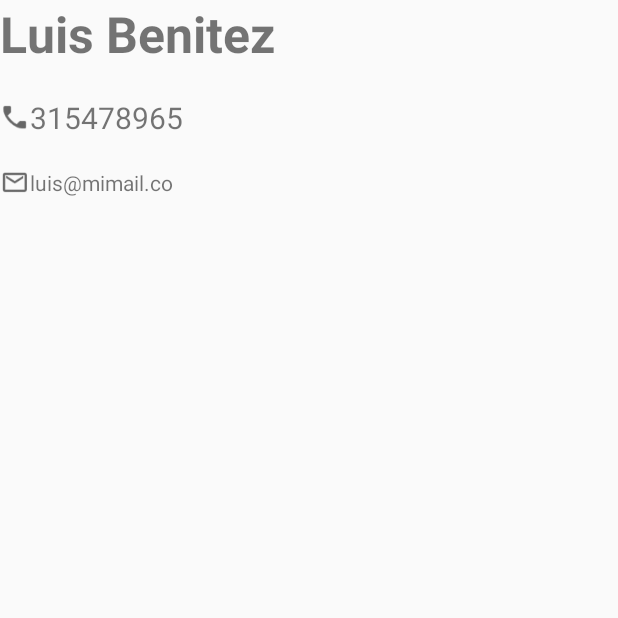
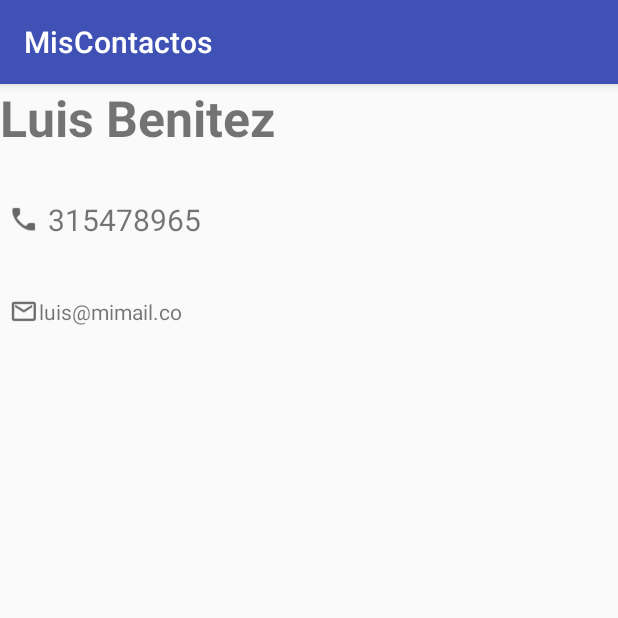
Before and after one commit to luisbenitez02/MisContactos, an Android app: the screen it shows after launch (DetalleContactoActivity), after a tap on an icon or button, on a phone screen of 412 x 824 dp, the top half of it. Run offline under Robolectric (Android 15) with nearby library versions, the phone set to English and light mode, and no system bars.

Commit message:
Creamos nuestra toolbar
creamos nuestra propia toolbar

```diff
--- a/app/src/main/java/com/example/luisb/miscontactos/DetalleContactoActivity.java
+++ b/app/src/main/java/com/example/luisb/miscontactos/DetalleContactoActivity.java
@@ -7,6 +7,7 @@ import android.net.Uri;
 import android.support.v4.app.ActivityCompat;
 import android.support.v7.app.AppCompatActivity;
 import android.os.Bundle;
+import android.support.v7.widget.Toolbar;
 import android.util.Log;
 import android.view.KeyEvent;
 import android.view.View;
@@ -23,6 +24,9 @@ public class DetalleContactoActivity extends AppCompatActivity {
     protected void onCreate(Bundle savedInstanceState) {
         super.onCreate(savedInstanceState);
         setContentView(R.layout.activity_detalle_contacto);
+
+        Toolbar miActionBar = (Toolbar) findViewById(R.id.miActionBar);
+        setSupportActionBar(miActionBar);//para que se vea bien en todas las pantallas
 
         //vamos a recibir los parametros
         Bundle parametros = getIntent().getExtras();
--- a/app/src/main/java/com/example/luisb/miscontactos/MainActivity.java
+++ b/app/src/main/java/com/example/luisb/miscontactos/MainActivity.java
@@ -4,6 +4,7 @@ import android.support.v7.app.AppCompatActivity;
 import android.os.Bundle;
 import android.support.v7.widget.LinearLayoutManager;
 import android.support.v7.widget.RecyclerView;
+import android.support.v7.widget.Toolbar;
 
 import java.util.ArrayList;
 
@@ -18,6 +19,9 @@ public class MainActivity extends AppCompatActivity {
     protected void onCreate(Bundle savedInstanceState) {
         super.onCreate(savedInstanceState);
         setContentView(R.layout.activity_main);
+
+        Toolbar miActionBar = (Toolbar) findViewById(R.id.miActionBar);
+        setSupportActionBar(miActionBar);//para que se vea bien en todas las pantallas
 
         rvContactos = (RecyclerView) findViewById(R.id.rvContactos);
 
--- a/app/src/main/res/layout/actionbar.xml
+++ b/app/src/main/res/layout/actionbar.xml
@@ -1,5 +1,15 @@
 <?xml version="1.0" encoding="utf-8"?>
-<android.support.v7.widget.Toolbar
-    >
+<android.support.v7.widget.Toolbar xmlns:android="http://schemas.android.com/apk/res/android"
+    android:layout_width="match_parent"
+    android:layout_height="?attr/actionBarSize"
+    xmlns:app="http://schemas.android.com/apk/res-auto"
+    android:background="@color/colorPrimary"
+    android:elevation="@dimen/actionbar"
+    android:theme="@style/ThemeOverlay.AppCompat.ActionBar"
+    app:popupTheme="@style/ThemeOverlay.AppCompat.Light"
+    app:titleTextColor="@color/cardview_light_background">
+    <!--Thema Light para la barrita-->
+    <!--Por default tendra el estilo de material design android:theme=...-->
+    <!--la elevacion la tomamos de las guias https://material.io/guidelines/material-design/elevation-shadows.html#elevation-shadows-elevation-android-->
 
 </android.support.v7.widget.Toolbar>
--- a/app/src/main/res/layout/activity_detalle_contacto.xml
+++ b/app/src/main/res/layout/activity_detalle_contacto.xml
@@ -8,6 +8,9 @@ quedaran uno debajo del otro-->
     android:layout_height="match_parent"
     tools:context="com.example.luisb.miscontactos.DetalleContactoActivity"
     android:orientation="vertical">
+
+    <include android:id="@+id/miActionBar"
+        layout="@layout/actionbar"/><!--importamos nuestro action bar-->
 
 
     <TextView
@@ -25,7 +28,10 @@ quedaran uno debajo del otro-->
         android:layout_height="wrap_content"
         android:orientation="horizontal"
         android:layout_marginTop="@dimen/margin_top"
-        android:onClick="llamar"><!--Ejecutamos el metodo llamar-->
+        android:onClick="llamar"
+        android:paddingTop="@dimen/padding_detalle"
+        android:paddingBottom="@dimen/padding_detalle"
+        android:paddingLeft="@dimen/padding_detalle"><!--Ejecutamos el metodo llamar-->
 
         <ImageView
             android:id="@+id/imgPhone"
@@ -39,7 +45,8 @@ quedaran uno debajo del otro-->
             android:id="@+id/tvTelefono"
             android:text="@string/telefono"
             android:layout_gravity="center_vertical"
-            android:textSize="@dimen/size_text_i"/>
+            android:textSize="@dimen/size_text_i"
+            android:padding="@dimen/padding_detalle"/>
 
     </LinearLayout>
     <!--Se acomoda en un linea Layout Horizontal para poner la imagen
@@ -49,7 +56,10 @@ quedaran uno debajo del otro-->
         android:layout_height="wrap_content"
         android:orientation="horizontal"
         android:layout_marginTop="@dimen/margin_top"
-        android:onClick="enviarMail">
+        android:onClick="enviarMail"
+        android:paddingTop="@dimen/padding_detalle"
+        android:paddingBottom="@dimen/padding_detalle"
+        android:paddingLeft="@dimen/padding_detalle">
 
         <ImageView
             android:id="@+id/imgEmail"
--- a/app/src/main/res/layout/activity_main.xml
+++ b/app/src/main/res/layout/activity_main.xml
@@ -4,6 +4,11 @@
     android:layout_width="match_parent"
     android:layout_height="match_parent"
     tools:context="com.example.luisb.miscontactos.MainActivity">
+
+    <include android:id="@+id/miActionBar"
+        layout="@layout/actionbar"><!--importamos nuestro action bar-->
+
+    </include>
 
     <!--Vamos a crear una lista de contactos-->
     <!--<ListView
@@ -20,6 +25,7 @@
         android:layout_height="match_parent"
         android:layout_centerHorizontal="true"
         android:layout_marginLeft="@dimen/margin_lados_main"
-        android:layout_marginRight="@dimen/margin_lados_main" />
+        android:layout_marginRight="@dimen/margin_lados_main"
+        android:layout_below="@id/miActionBar"/>
 
 </RelativeLayout>
--- a/app/src/main/res/values/dimens.xml
+++ b/app/src/main/res/values/dimens.xml
@@ -1,7 +1,7 @@
 <?xml version="1.0" encoding="utf-8"?>
 <resources>
-    <dimen name="nombre_contacto">33dp</dimen>
-    <dimen name="size_text_i">20dp</dimen>
+    <dimen name="nombre_contacto">33sp</dimen>
+    <dimen name="size_text_i">20sp</dimen>
     <dimen name="margin_top">20dp</dimen>
     <dimen name="activity_vertical_margin">16dp</dimen>
     <dimen name="bordes">4dp</dimen>
@@ -14,4 +14,7 @@
     <dimen name="padding_recycler">18dp</dimen>
     <dimen name="margin_lados_main">5dp</dimen>
     <dimen name="image_buton">38dp</dimen>
+
+    <dimen name="actionbar">4dp</dimen>
+    <dimen name="padding_detalle">6dp</dimen>
 </resources>
```
